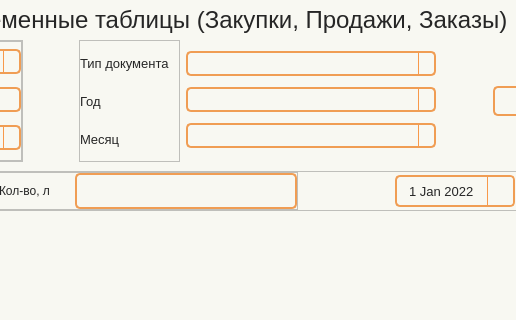
Above: wind/pages/temp_tables.ui from Masik84/Daily_Report_QT before the change; both pictures show x 318 to 834 and y 0 to 320 of the 1102 by 710 pixel window. Below: the same form after it.
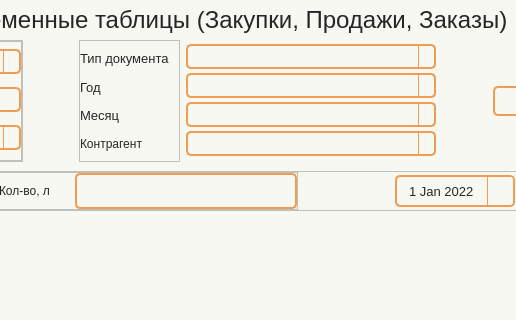
That is the form after the change. Icons and pictures are not drawn.

Commit message: update customer.py and new module for temp_tables

```diff
--- a/wind/pages/temp_tables.ui
+++ b/wind/pages/temp_tables.ui
@@ -683,6 +683,13 @@
               </property>
              </widget>
             </item>
+            <item>
+             <widget class="QLabel" name="label">
+              <property name="text">
+               <string>Контрагент</string>
+              </property>
+             </widget>
+            </item>
            </layout>
           </widget>
          </item>
@@ -770,6 +777,16 @@
               </property>
              </widget>
             </item>
+            <item>
+             <widget class="QComboBox" name="line_customer">
+              <property name="minimumSize">
+               <size>
+                <width>0</width>
+                <height>25</height>
+               </size>
+              </property>
+             </widget>
+            </item>
            </layout>
           </widget>
          </item>
```
The commit also changes 15 other files.
